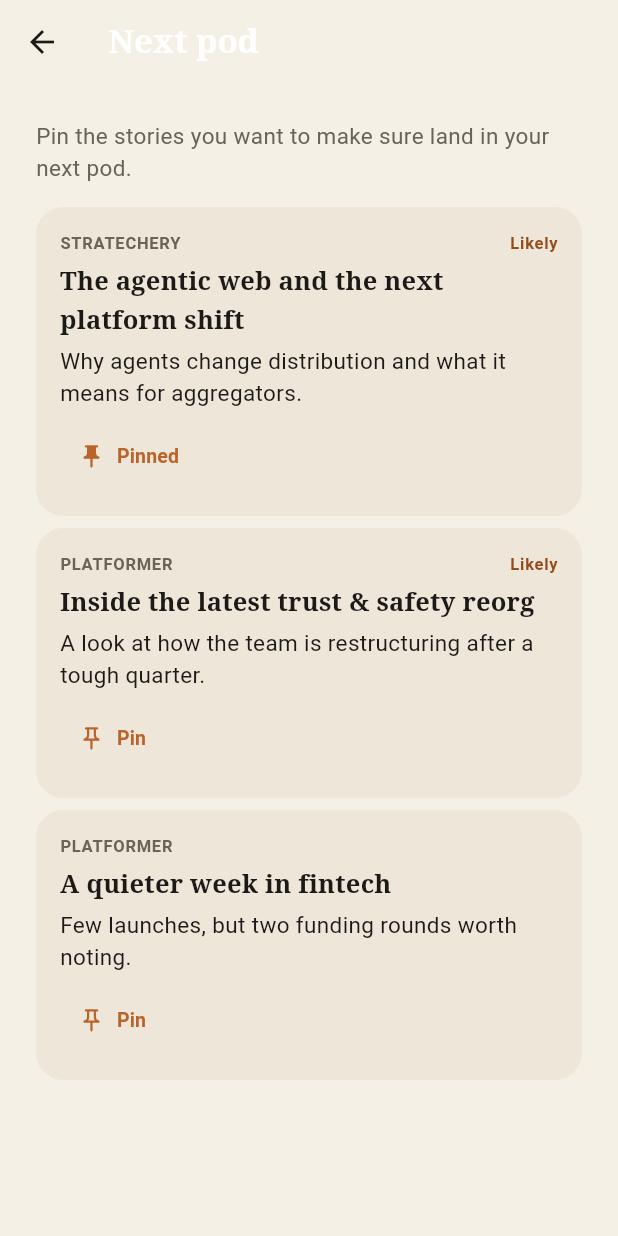
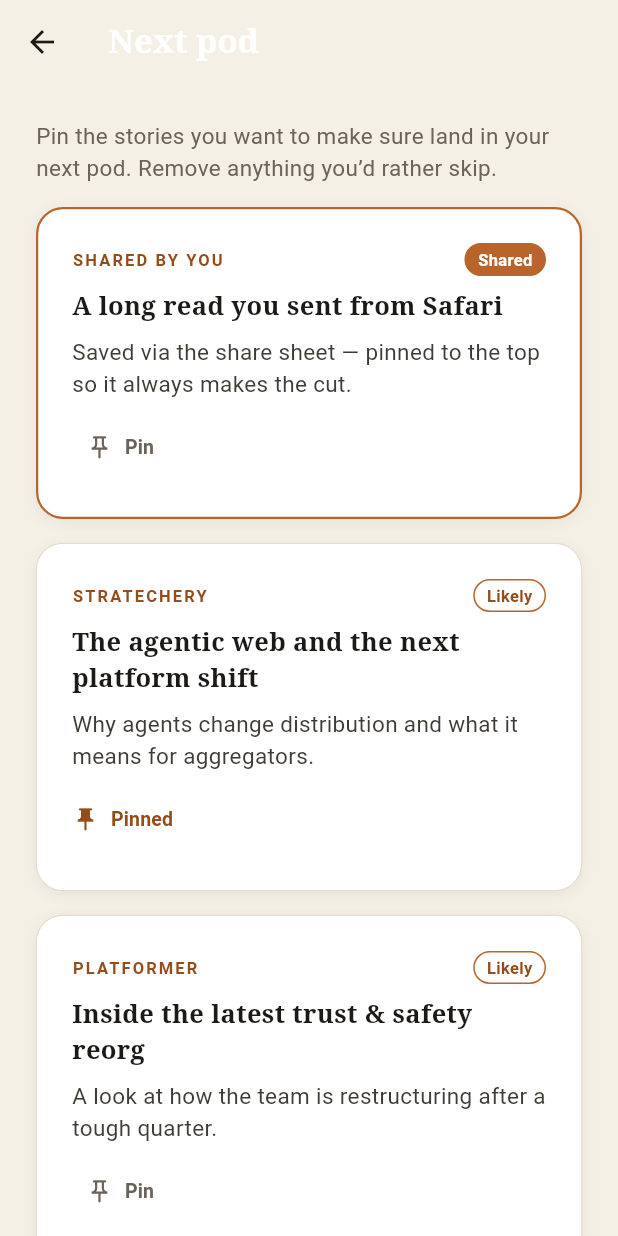
Before and after one commit to TheAntelope/Newsletter-pod, a Flutter app: the NextEpisodeQueueScreen screen opened directly, on a phone screen of 412 x 824 dp. Run offline on Flutter 3.47's test engine with Material 3 defaults, Android fonts, the phone set to English and light mode, and no system bars; accounts and stored records are empty.

Commit message:
feat(flutter): next-pod queue at parity (editorial + shared highlighting)
Rebuild the next-episode queue on the component kit: editorial candidate cards
with a source eyebrow, Likely/Shared tags, and a pin/unpin control. Items shared
via the share sheet float to the top and get an amber ring + filled Shared tag.
Seed a shared demo candidate to exercise the highlight.

analyze clean, 22 tests green.

Co-Authored-By: Claude Opus 4.8 <noreply@anthropic.com>

```diff
--- a/flutter/lib/data/fake_app_repository.dart
+++ b/flutter/lib/data/fake_app_repository.dart
@@ -163,6 +163,19 @@ class FakeAppRepository implements AppRepository {
       pinsRemaining: 2,
       rankerUsed: true,
       candidates: [
+        NextEpisodeCandidateDto(
+          dedupeKey: 'shared1',
+          sourceId: 'shared',
+          sourceName: 'Shared by you',
+          title: 'A long read you sent from Safari',
+          summary: 'Saved via the share sheet — pinned to the top so it always '
+              'makes the cut.',
+          link: 'https://example.com/shared',
+          publishedAt: now.subtract(const Duration(hours: 2)),
+          pinned: false,
+          likelyIncluded: true,
+          shared: true,
+        ),
         NextEpisodeCandidateDto(
           dedupeKey: 'c1',
           sourceId: 'stratechery',
--- a/flutter/lib/screens/next_episode_queue_screen.dart
+++ b/flutter/lib/screens/next_episode_queue_screen.dart
@@ -3,9 +3,12 @@ import 'package:flutter/material.dart';
 import '../api/models.dart';
 import '../design_tokens.dart';
 import '../state/app_state.dart';
+import '../widgets/editorial.dart';
 
-/// Preview of what's likely to land in the next pod, with pin/exclude. Pinning
-/// is optimistic (local set) over the repository's pin/exclude calls.
+/// Preview of what's likely to land in the next pod, with pin/exclude. Items you
+/// shared via the share sheet are highlighted and floated to the top. Pinning is
+/// optimistic (local set) over the repository's pin/exclude calls. Editorial
+/// rebuild of the iOS `NextEpisodeQueueView`.
 class NextEpisodeQueueScreen extends StatefulWidget {
   const NextEpisodeQueueScreen({super.key});
 
@@ -38,6 +41,13 @@ class _NextEpisodeQueueScreenState extends State<NextEpisodeQueueScreen> {
     }
   }
 
+  /// Shared items float to the top, otherwise original order is preserved.
+  List<NextEpisodeCandidateDto> _ordered(NextEpisodeQueueEnvelope env) {
+    final shared = env.candidates.where((c) => c.shared).toList();
+    final rest = env.candidates.where((c) => !c.shared).toList();
+    return [...shared, ...rest];
+  }
+
   Future<void> _toggle(NextEpisodeCandidateDto c) async {
     if (_pinned.contains(c.dedupeKey)) {
       setState(() => _pinned.remove(c.dedupeKey));
@@ -56,7 +66,6 @@ class _NextEpisodeQueueScreenState extends State<NextEpisodeQueueScreen> {
 
   @override
   Widget build(BuildContext context) {
-    final text = Theme.of(context).textTheme;
     return Scaffold(
       appBar: AppBar(title: const Text('Next pod')),
       body: SafeArea(
@@ -75,74 +84,35 @@ class _NextEpisodeQueueScreenState extends State<NextEpisodeQueueScreen> {
                 child: Padding(
                   padding: const EdgeInsets.all(DesignTokens.spacingL),
                   child: Text(
-                    'The next-pod preview isn’t available yet.',
-                    style: text.bodyMedium,
+                    "The next-pod preview isn't available yet.",
+                    style: DesignTokens.typographyBody
+                        .copyWith(color: DesignTokens.colorMuted),
                     textAlign: TextAlign.center,
                   ),
                 ),
               );
             }
             _seed(env);
+            final candidates = _ordered(env);
             return ListView.separated(
               padding: const EdgeInsets.all(DesignTokens.spacingL),
-              itemCount: env.candidates.length + 1,
+              itemCount: candidates.length + 1,
               separatorBuilder: (_, _) =>
-                  const SizedBox(height: DesignTokens.spacingS),
+                  const SizedBox(height: DesignTokens.spacingM),
               itemBuilder: (context, i) {
                 if (i == 0) {
-                  return Padding(
-                    padding:
-                        const EdgeInsets.only(bottom: DesignTokens.spacingS),
-                    child: Text(
-                      'Pin the stories you want to make sure land in your next pod.',
-                      style: text.bodyMedium
-                          ?.copyWith(color: DesignTokens.colorMuted),
-                    ),
+                  return Text(
+                    'Pin the stories you want to make sure land in your next '
+                    'pod. Remove anything you’d rather skip.',
+                    style: DesignTokens.typographyBody
+                        .copyWith(color: DesignTokens.colorMuted),
                   );
                 }
-                final c = env.candidates[i - 1];
-                final pinned = _pinned.contains(c.dedupeKey);
-                return Card(
-                  child: Padding(
-                    padding: const EdgeInsets.all(DesignTokens.spacingM),
-                    child: Column(
-                      crossAxisAlignment: CrossAxisAlignment.start,
-                      children: [
-                        Row(
-                          children: [
-                            Expanded(
-                              child: Text(
-                                c.sourceName.toUpperCase(),
-                                style: text.labelSmall
-                                    ?.copyWith(color: DesignTokens.colorMuted),
-                              ),
-                            ),
-                            if (c.likelyIncluded)
-                              Text(
-                                'Likely',
-                                style: text.labelSmall?.copyWith(
-                                    color: DesignTokens.colorAmberDeep),
-                              ),
-                          ],
-                        ),
-                        const SizedBox(height: DesignTokens.spacingXs),
-                        Text(c.title, style: text.titleMedium),
-                        const SizedBox(height: DesignTokens.spacingXs),
-                        Text(c.summary, style: text.bodyMedium),
-                        const SizedBox(height: DesignTokens.spacingS),
-                        Align(
-                          alignment: Alignment.centerLeft,
-                          child: TextButton.icon(
-                            onPressed: () => _toggle(c),
-                            icon: Icon(pinned
-                                ? Icons.push_pin
-                                : Icons.push_pin_outlined),
-                            label: Text(pinned ? 'Pinned' : 'Pin'),
-                          ),
-                        ),
-                      ],
-                    ),
-                  ),
+                final c = candidates[i - 1];
+                return _CandidateCard(
+                  candidate: c,
+                  pinned: _pinned.contains(c.dedupeKey),
+                  onToggle: () => _toggle(c),
                 );
               },
             );
@@ -152,3 +122,83 @@ class _NextEpisodeQueueScreenState extends State<NextEpisodeQueueScreen> {
     );
   }
 }
+
+class _CandidateCard extends StatelessWidget {
+  const _CandidateCard({
+    required this.candidate,
+    required this.pinned,
+    required this.onToggle,
+  });
+
+  final NextEpisodeCandidateDto candidate;
+  final bool pinned;
+  final VoidCallback onToggle;
+
+  @override
+  Widget build(BuildContext context) {
+    final c = candidate;
+    return EditorialCard(
+      spacing: DesignTokens.spacingS,
+      borderColor: c.shared ? DesignTokens.colorAmber : DesignTokens.colorRule,
+      borderWidth: c.shared ? 1.5 : 0.5,
+      children: [
+        Row(
+          children: [
+            Expanded(child: MetaLabel(c.sourceName)),
+            if (c.shared)
+              const _Tag(label: 'Shared', emphasize: true)
+            else if (c.likelyIncluded)
+              const _Tag(label: 'Likely', emphasize: false),
+          ],
+        ),
+        Text(
+          c.title,
+          style: DesignTokens.typographySubtitle.copyWith(color: DesignTokens.colorInk),
+        ),
+        Text(
+          c.summary,
+          style: DesignTokens.typographyBody.copyWith(color: DesignTokens.colorInkSoft),
+        ),
+        Align(
+          alignment: Alignment.centerLeft,
+          child: TextButton.icon(
+            onPressed: onToggle,
+            style: TextButton.styleFrom(
+              foregroundColor:
+                  pinned ? DesignTokens.colorAmberDeep : DesignTokens.colorMuted,
+              padding: EdgeInsets.zero,
+            ),
+            icon: Icon(pinned ? Icons.push_pin : Icons.push_pin_outlined,
+                size: 18),
+            label: Text(pinned ? 'Pinned' : 'Pin'),
+          ),
+        ),
+      ],
+    );
+  }
+}
+
+class _Tag extends StatelessWidget {
+  const _Tag({required this.label, required this.emphasize});
+
+  final String label;
+  final bool emphasize;
+
+  @override
+  Widget build(BuildContext context) {
+    return Container(
+      padding: const EdgeInsets.symmetric(horizontal: 8, vertical: 2),
+      decoration: BoxDecoration(
+        color: emphasize ? DesignTokens.colorAmber : Colors.transparent,
+        borderRadius: BorderRadius.circular(999),
+        border: Border.all(color: DesignTokens.colorAmber, width: 1),
+      ),
+      child: Text(
+        label,
+        style: DesignTokens.typographyMeta.copyWith(
+          color: emphasize ? Colors.white : DesignTokens.colorAmberDeep,
+        ),
+      ),
+    );
+  }
+}
```
